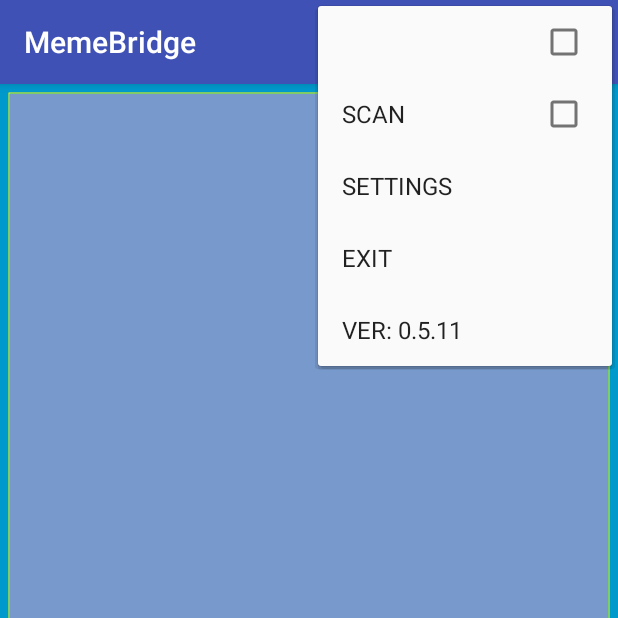
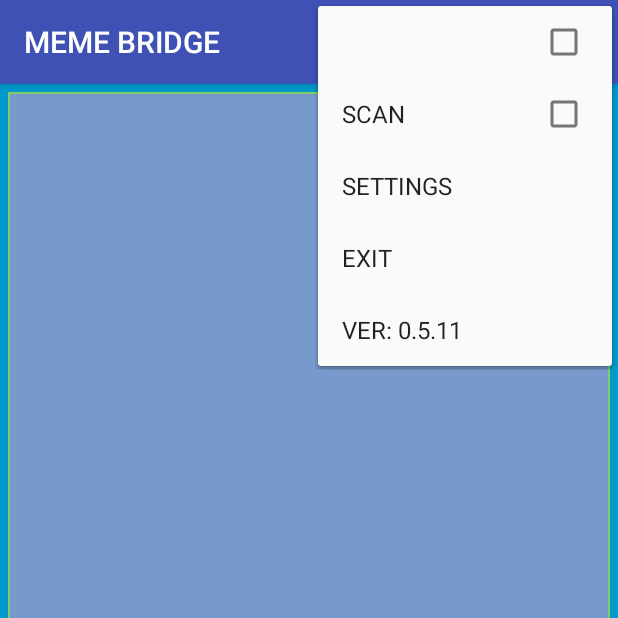
Before and after one commit to YamamotoWorksDev/JinsMemeBRIDGE-Android, an Android app: the screen it shows after launch (MainActivity), with the options menu open, on a phone screen of 412 x 824 dp, the top half of it. Run offline under Robolectric (Android 15) with nearby library versions, the light colour scheme and no system bars; 5 statements that could not run were skipped.

Commit message:
app_nameを全て大文字のMEME BRIDGEに変更。

```diff
--- a/app/src/main/res/values/strings.xml
+++ b/app/src/main/res/values/strings.xml
@@ -1,5 +1,5 @@
 <resources>
-    <string name="app_name">MemeBridge</string>
+    <string name="app_name">MEME BRIDGE</string>
 
     <!-- TODO: Remove or change this placeholder text -->
     <string name="hello_blank_fragment">Hello blank fragment</string>
```
